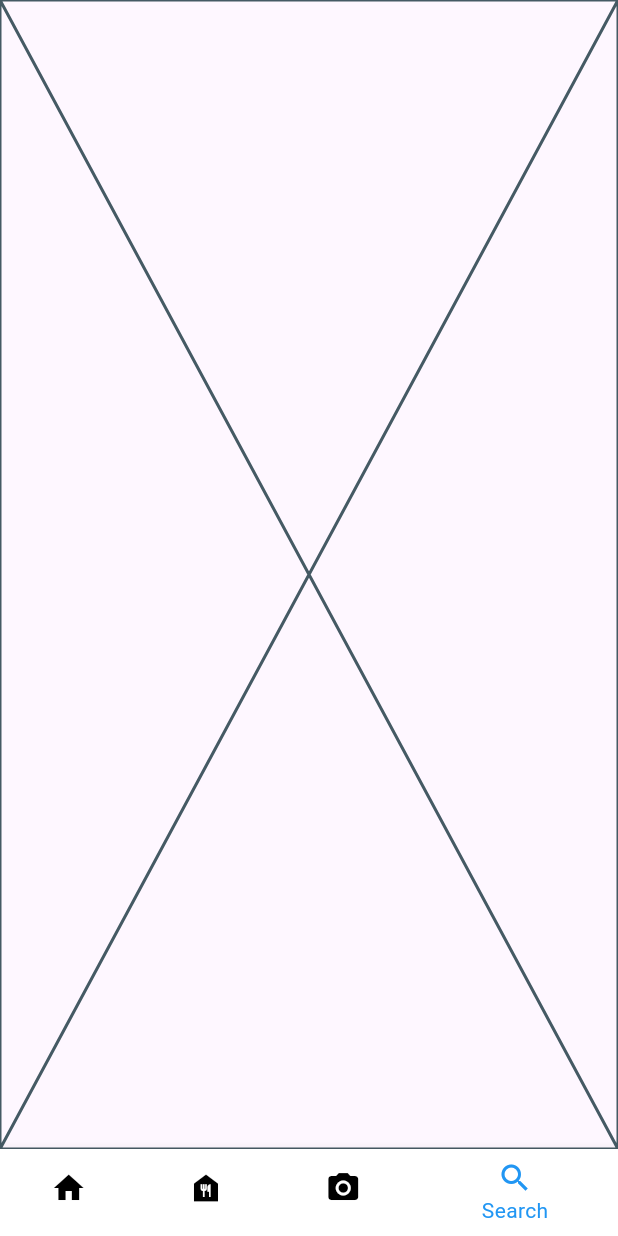
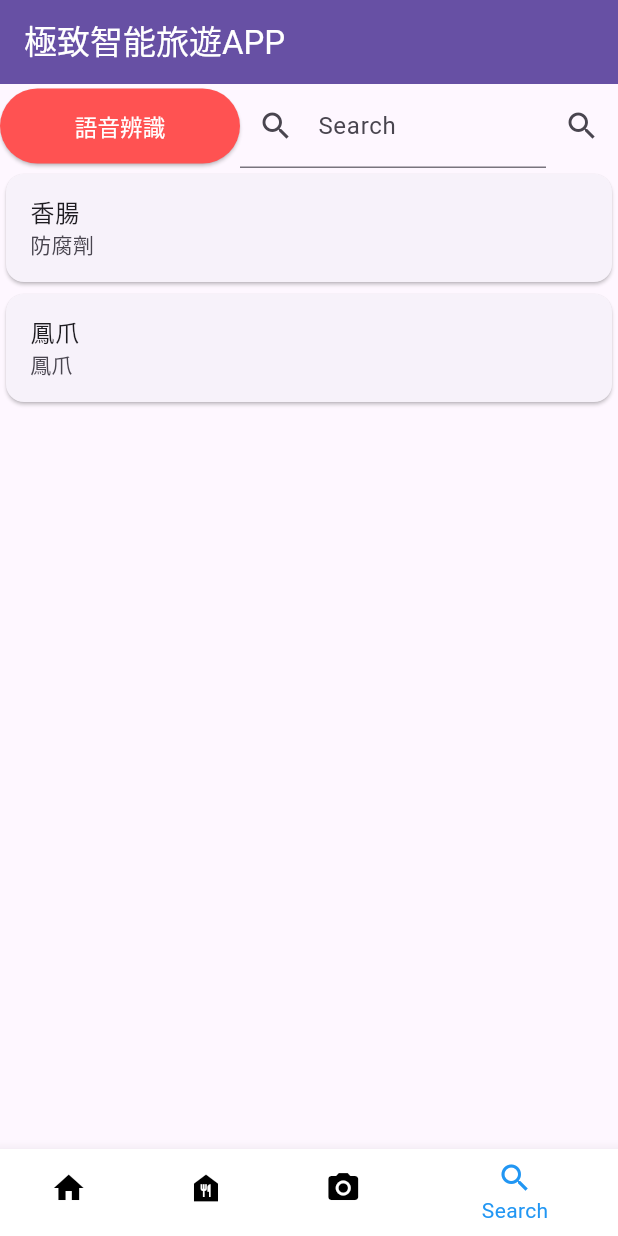
Before and after one commit to jimmy88623/NightMarket, a Flutter app: the screen it shows after launch, item 4 of the bottom bar chosen, on a phone screen of 412 x 824 dp. Run offline on Flutter 3.47's test engine with Material 3 defaults, Android fonts, the phone set to English and light mode, and no system bars; our stand-ins replace camera, settings_ui; network calls fail.

Commit message:
add search page

```diff
--- /dev/null
+++ b/assets/data/SEARCH.json
@@ -0,0 +1,10 @@
+[
+    {
+        "食物名稱": "香腸",
+        "內容物": "防腐劑"
+    },
+    {
+        "食物名稱": "鳳爪",
+        "內容物": "鳳爪"
+    }
+]
--- a/lib/ButtonBar/buttonbar.dart
+++ b/lib/ButtonBar/buttonbar.dart
@@ -4,6 +4,8 @@ import 'package:nightmarket/Home/menu.dart';
 import 'package:nightmarket/Theme/theme_provider.dart';
 import 'package:provider/provider.dart';
 import 'package:nightmarket/Camera/camera.dart';
+import 'package:nightmarket/Search/search.dart';
+
 
 class ButtonbarPage extends StatefulWidget {
   const ButtonbarPage({super.key});
@@ -19,7 +21,7 @@ class _ButtonbarPageState extends State<ButtonbarPage> {
     Menu(),
     Food(),
     Camera(),
-    Placeholder(),
+    SearchPage(),
   ];
 
   void _onPageChanged(int index) {
--- a/lib/Search/search.dart
+++ b/lib/Search/search.dart
@@ -0,0 +1,180 @@
+import 'dart:convert';
+import 'package:flutter/cupertino.dart';
+import 'package:flutter/material.dart';
+import 'package:flutter/services.dart' show rootBundle;
+
+
+
+class SearchPage extends StatefulWidget {
+  const SearchPage({super.key});
+
+
+
+  @override
+  State<SearchPage> createState() => _SearchPageState();
+}
+
+class _SearchPageState extends State<SearchPage> {
+  String keyWord = "";
+  List<String> favoriteDrugNames = [];
+  List<String> indications = [];
+  List<String> favoriteDrugPicsURL = [];
+
+  // 載入資料(DLI and DA)
+  Future<Map<String, dynamic>> loadData() async {
+    String jsonSEARCHString = await rootBundle.loadString(
+        'assets/data/SEARCH.json');
+
+
+    Map<String, dynamic> data = {
+      "SEARCH": jsonDecode(jsonSEARCHString),
+    };
+
+    return data;
+  }
+
+  @override
+  Widget build(BuildContext context) {
+    return Scaffold(
+        appBar: AppBar(
+          backgroundColor: Theme
+              .of(context)
+              .colorScheme
+              .primary,
+          foregroundColor: Theme
+              .of(context)
+              .colorScheme
+              .onPrimary,
+          title: const Text('極致智能旅遊APP'),
+        ),
+        // 重要 FutureBuilder
+        body: Column(
+          children: [
+            Row(
+              children: [
+                ElevatedButton(
+                    style: ElevatedButton.styleFrom(
+                      backgroundColor: Colors.redAccent,
+                      foregroundColor: Colors.white,
+                      fixedSize: const Size(160, 50),
+                    ),
+                    onPressed: (){},
+                    // onPressed: () {
+                    //   Navigator.push(
+                    //     context,
+                    //     MaterialPageRoute(
+                    //       builder: (context) =>
+                    //       const SpeechRecognitionPage(
+                    //
+                    //       ),
+                    //     ),
+                    //   );
+                    // },
+                    child: Padding(
+                      padding: const EdgeInsets.all(10.0),
+                      child: Text(
+                        "語音辨識",
+                        style: TextStyle(fontSize: 15),
+                      ),
+                    )),
+                Expanded(
+                  child: TextField(
+                    decoration: InputDecoration(
+                      labelText: 'Search',
+                      prefixIcon: Icon(Icons.search),
+                    ),
+                    onChanged: (value) {
+                      keyWord = value;
+                    }, //onChanged,只要輸入內容有改變就會觸發
+                  ),
+                ),
+                IconButton(
+                    onPressed: () {
+                      setState(() {
+                        // 刷新
+                      });
+                    },
+                    icon: Icon(Icons.search))
+              ],
+            ),
+            Expanded(
+              child: FutureBuilder<Map<String, dynamic>>(
+                future: loadData(),
+                builder: (BuildContext context,
+                    AsyncSnapshot<Map<String, dynamic>> snapshot) {
+                  if (snapshot.hasData) {
+                    final data = snapshot.data;
+
+                    // 判斷是否有點擊搜尋
+                    List<dynamic> newData = [];
+                    if (keyWord != "") {
+                      for (int i = 0; i < data!['SEARCH'].length; i++) {
+                        if (data['SEARCH'][i]['食物名稱'].contains(keyWord) ||
+                            data['SEARCH'][i]['內容物'].contains(keyWord)) {
+                          newData.add(data['SEARCH'][i]);
+                        }
+                      }
+                      data!['SEARCH'] = newData;
+                    }
+
+                    // 重要 ListView.builder
+                    return ListView.builder(
+                      itemCount: data!["SEARCH"].length,
+                      itemBuilder: (BuildContext context, int index) {
+                        // 重要 手勢感測元件
+                        return GestureDetector(
+                          onTap: () {},
+                          // onTap: () {
+                          //   Navigator.push(
+                          //     context,
+                          //     MaterialPageRoute(
+                          //       builder: (context) =>
+                          //           IntroductionPage(
+                          //             item: data['SEARCH'][index],
+                          //           ),
+                          //     ),
+                          //   );
+                          // },
+                          // 重要 在App上要顯示的內容
+                          child: CardWidget(
+                              item: data['SEARCH'][index]),
+                        );
+                      },
+                    );
+                  } else if (snapshot.hasError) {
+                    return Text('Error: ${snapshot.error}');
+                  } else {
+                    return CircularProgressIndicator();
+                  }
+                },
+              ),
+            ),
+          ],
+
+        ));
+  }
+}
+
+
+
+class CardWidget extends StatelessWidget {
+  const CardWidget(          //const來修飾建構式，若帶入的引數相同，在建立類別實例時，這些類別實例會被指向在同一個記憶體位置上。
+          {Key? key, required this.item})
+      : super(key: key);
+
+
+  final Map<String, dynamic> item;  //屬性前方加上 final：代表屬性是由建構式傳入，在類別內無法被修改。
+
+  @override
+  Widget build(BuildContext context) {
+    return Card(
+      child: Expanded(
+        child: ListTile(
+          title: Text(item['食物名稱']),
+          subtitle: Text(item['內容物']),
+        ),
+      ),
+    );
+  }
+
+}
--- a/pubspec.yaml
+++ b/pubspec.yaml
@@ -65,7 +65,8 @@ flutter:
 
   # To add assets to your application, add an assets section, like this:
   assets:
-   - assets/
+    - assets/data/SEARCH.json
+    - assets/
   #   - images/a_dot_ham.jpeg
 
   # An image asset can refer to one or more resolution-specific "variants", see
```
Also changed, not shown: pubspec.lock.
